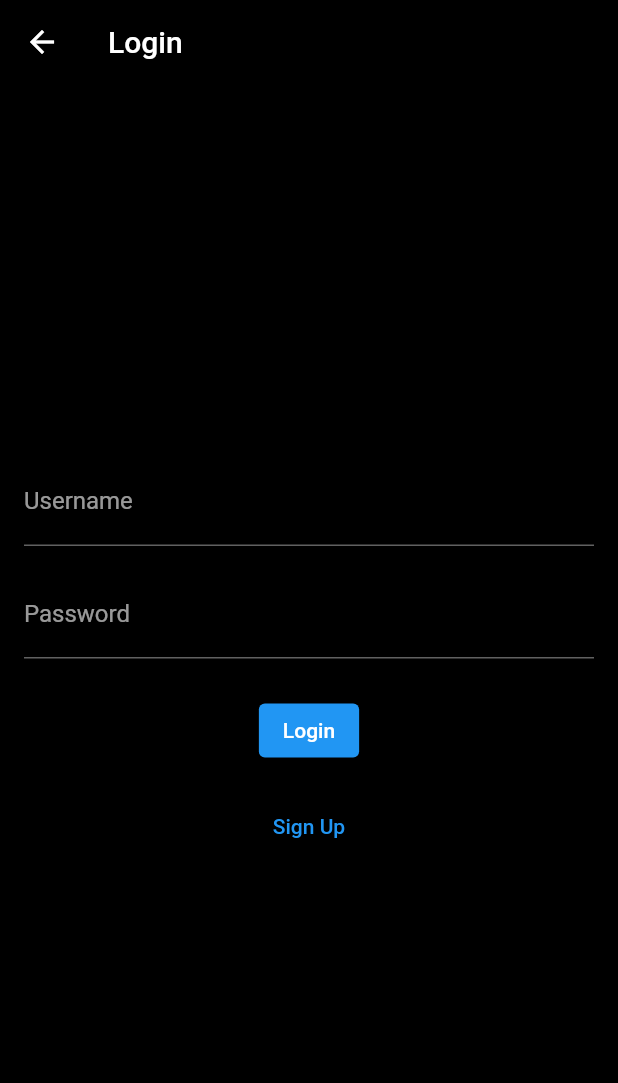
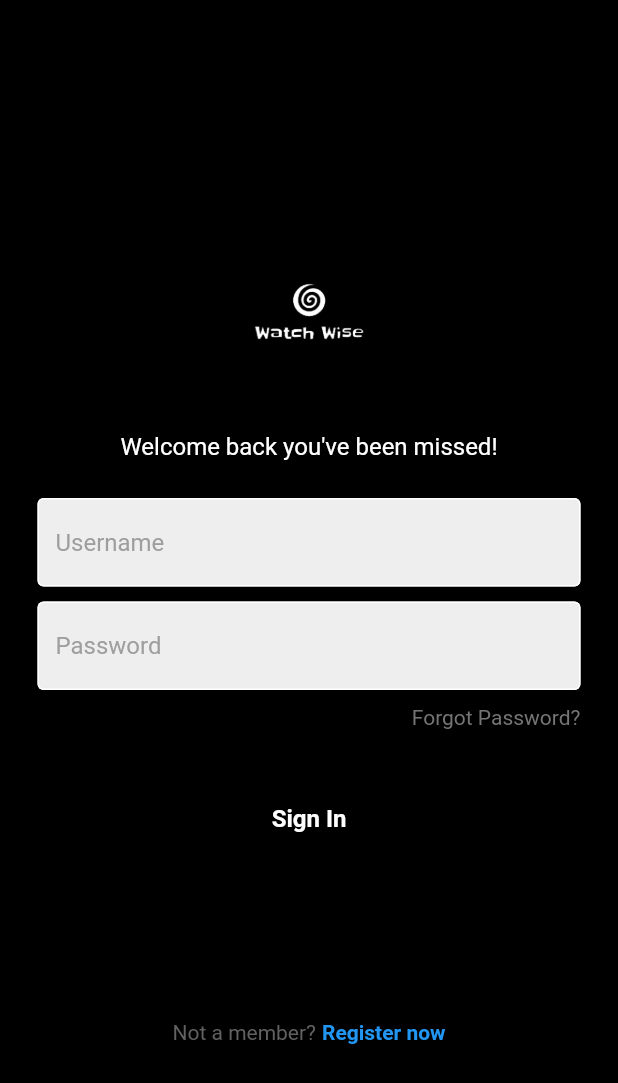
Before and after one commit to FilmFusion/Watch-Wise, a Flutter app: the LoginPage screen opened by its route, on a phone screen of 412 x 824 dp. Shown: the top 1083 px of the screen. Run offline on Flutter 3.47's test engine with Material 2 defaults, Android fonts, the phone set to English and light mode, and no system bars; network calls fail.

Commit message:
login ui enhanced

```diff
--- a/lib/login_page.dart
+++ b/lib/login_page.dart
@@ -1,50 +1,125 @@
 import 'package:flutter/material.dart';
+import 'my_button.dart';
+import 'my_textfield.dart';
+import 'square_tile.dart';
+
+import 'my_button.dart';
 
 class LoginPage extends StatelessWidget {
   static const String routeName = '/login';
+  LoginPage({super.key});
+
+  // text editing controllers
+  final usernameController = TextEditingController();
+  final passwordController = TextEditingController();
+
+  // sign user in method
+  void signUserIn() {}
+
   @override
   Widget build(BuildContext context) {
     return Scaffold(
-      appBar: AppBar(
-        title: const Text('Login'),
-      ),
-      body: Padding(
-        padding: const EdgeInsets.all(16.0),
+      backgroundColor: Colors.black, // Set background color to black
+      body: SafeArea(
+        child: Center(
           child: Column(
             mainAxisAlignment: MainAxisAlignment.center,
             children: [
-            const TextField(
-              decoration: InputDecoration(
-                labelText: 'Username',
+              const SizedBox(height: 30),
+
+              // logo
+              Image.asset(
+                'assets/app_logo_dark.png',
+                width: 100.0,
+                height: 100.0,
+              ),
+
+
+
+              const SizedBox(height: 30),
+
+              // welcome back, you've been missed!
+              Text(
+                'Welcome back you\'ve been missed!',
+                style: TextStyle(
+                  color: Colors.white, // Set text color to white
+                  fontSize: 16,
                 ),
               ),
-            const SizedBox(height: 16.0),
-            const TextField(
-              decoration: InputDecoration(
-                labelText: 'Password',
+
+              const SizedBox(height: 25),
+
+              // username textfield
+              MyTextField(
+                controller: usernameController,
+                hintText: 'Username',
+                obscureText: false,
               ),
+
+              const SizedBox(height: 10),
+
+              // password textfield
+              MyTextField(
+                controller: passwordController,
+                hintText: 'Password',
                 obscureText: true,
               ),
-            const SizedBox(height: 24.0),
-            ElevatedButton(
-              onPressed: () {
-                // Handle login button press
-              },
-              child: const Text('Login'),
+
+              const SizedBox(height: 10),
+
+              // forgot password?
+              Padding(
+                padding: const EdgeInsets.symmetric(horizontal: 25.0),
+                child: Row(
+                  mainAxisAlignment: MainAxisAlignment.end,
+                  children: [
+                    Text(
+                      'Forgot Password?',
+                      style: TextStyle(color: Colors.grey[600]),
                     ),
-            const SizedBox(height: 16.0),
-            TextButton(
-              onPressed: () {
-                // Handle sign up button press
-              },
-              child: const Text(
-                'Sign Up',
+                  ],
+                ),
+              ),
+
+              const SizedBox(height: 25),
+
+              // sign in button
+              MyButton(
+                onTap: signUserIn,
+              ),
+
+              const SizedBox(height: 50),
+
+              // or continue with
+
+              const SizedBox(height: 50),
+
+              // google + apple sign in buttons
+
+              //const SizedBox(height: 50),
+
+
+
+              // not a member? register now
+              Row(
+                mainAxisAlignment: MainAxisAlignment.center,
+                children: [
+                  Text(
+                    'Not a member?',
+                    style: TextStyle(color: Colors.grey[700]),
+                  ),
+                  const SizedBox(width: 4),
+                  const Text(
+                    'Register now',
                     style: TextStyle(
                       color: Colors.blue,
-                ),
+                      fontWeight: FontWeight.bold,
                     ),
                   ),
                 ],
+              )
+            ],
+          ),
         ),
       ),
     );
--- /dev/null
+++ b/lib/my_button.dart
@@ -0,0 +1,32 @@
+import 'package:flutter/material.dart';
+
+class MyButton extends StatelessWidget {
+  final Function()? onTap;
+
+  const MyButton({super.key, required this.onTap});
+
+  @override
+  Widget build(BuildContext context) {
+    return GestureDetector(
+      onTap: onTap,
+      child: Container(
+        padding: const EdgeInsets.all(25),
+        margin: const EdgeInsets.symmetric(horizontal: 25),
+        decoration: BoxDecoration(
+          color: Colors.black,
+          borderRadius: BorderRadius.circular(8),
+        ),
+        child: const Center(
+          child: Text(
+            "Sign In",
+            style: TextStyle(
+              color: Colors.white,
+              fontWeight: FontWeight.bold,
+              fontSize: 16,
+            ),
+          ),
+        ),
+      ),
+    );
+  }
+}
--- /dev/null
+++ b/lib/my_textfield.dart
@@ -0,0 +1,36 @@
+import 'package:flutter/material.dart';
+
+class MyTextField extends StatelessWidget {
+  final controller;
+  final String hintText;
+  final bool obscureText;
+
+  const MyTextField({
+    super.key,
+    required this.controller,
+    required this.hintText,
+    required this.obscureText,
+  });
+
+  @override
+  Widget build(BuildContext context) {
+    return Padding(
+      padding: const EdgeInsets.symmetric(horizontal: 25.0),
+      child: TextField(
+        controller: controller,
+        obscureText: obscureText,
+        decoration: InputDecoration(
+            enabledBorder: const OutlineInputBorder(
+              borderSide: BorderSide(color: Colors.white),
+            ),
+            focusedBorder: OutlineInputBorder(
+              borderSide: BorderSide(color: Colors.grey.shade400),
+            ),
+            fillColor: Colors.grey.shade200,
+            filled: true,
+            hintText: hintText,
+            hintStyle: TextStyle(color: Colors.grey[500])),
+      ),
+    );
+  }
+}
```
Also changed, not shown: lib/main.dart (+56 -101 lines), lib/square_tile.dart (added, +25 -0 lines), assets/app_logo_red.png (deleted). Lines whose indentation alone changed are shown as unchanged.
